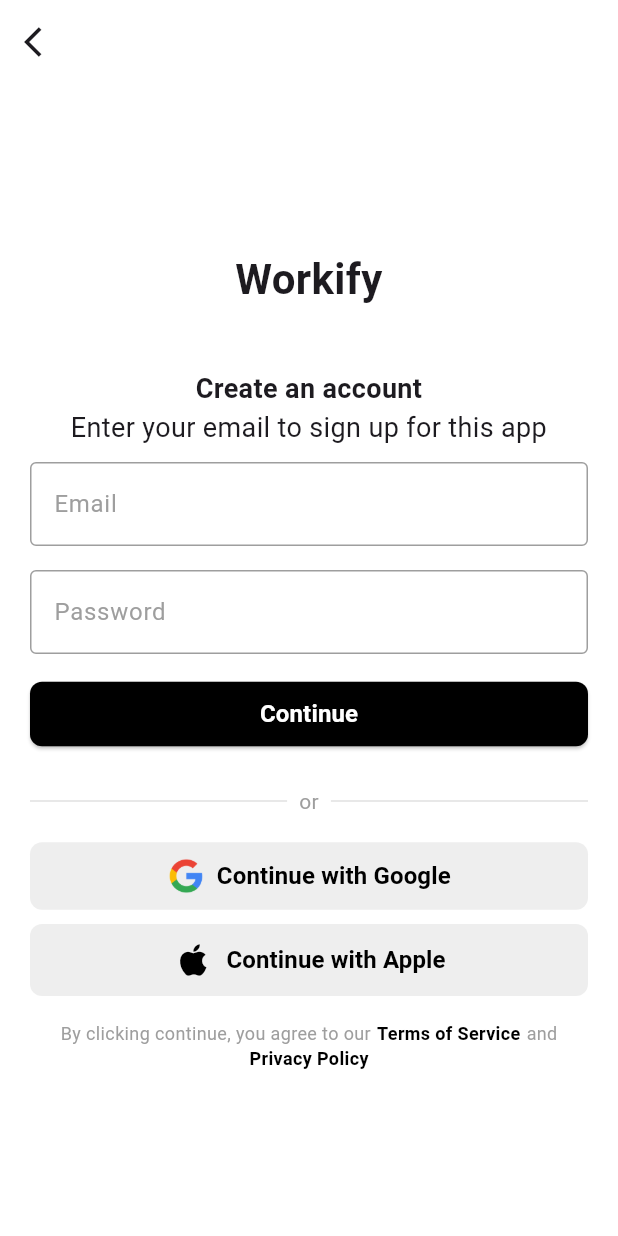
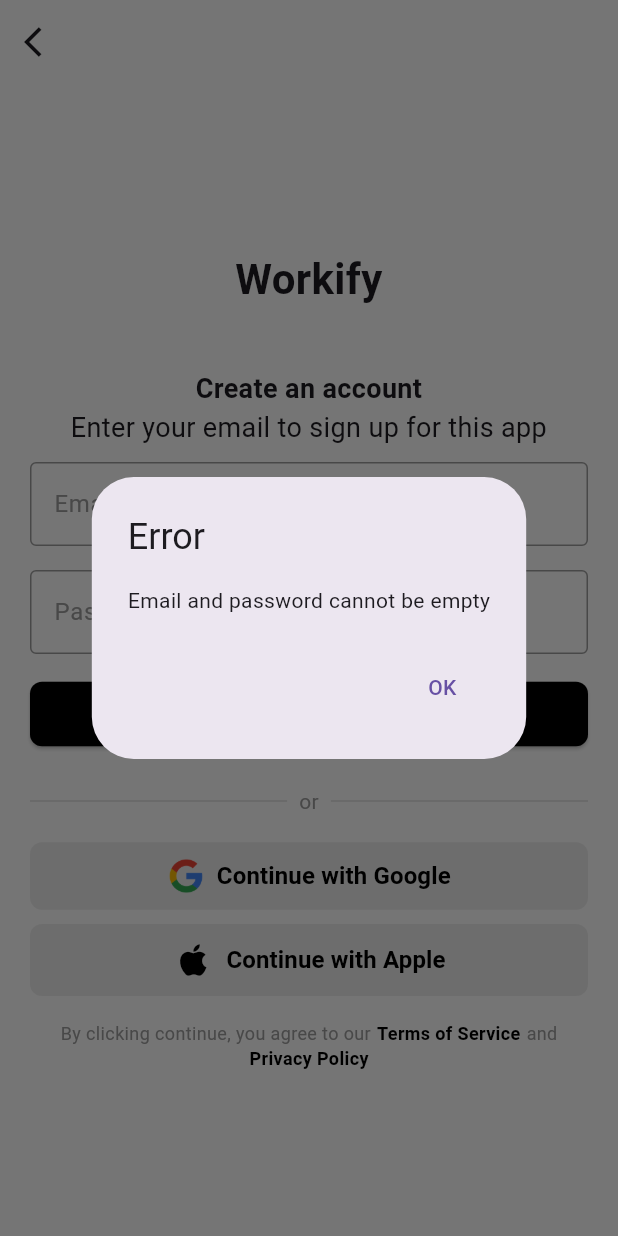
Before and after one commit to YangChiayin/Workify-Flutter-Mobile-Application, a Flutter app: the SignupPage screen opened by its route, after a tap on "Continue", on a phone screen of 412 x 824 dp. Run offline on Flutter 3.47's test engine with Material 3 defaults, Android fonts, the phone set to English and light mode, and no system bars.

Commit message:
add registration success message

```diff
--- a/lib/pages/config.dart
+++ b/lib/pages/config.dart
@@ -1,4 +1,4 @@
-const url = 'http://10.0.0.165:3000/';
+const url = 'http://10.0.0.92:3000/';
 //for the registration
 //the route is the url + the name of the route added in the backend
 const registration = "${url}registration";
--- a/lib/pages/signup.dart
+++ b/lib/pages/signup.dart
@@ -13,7 +13,7 @@
 //  bool _isNotValid = false;
 
   //create a function to snd the email and password to backkend
-  void registerUser() async{
+  void registerUser(BuildContext context) async {
     print("registerUser was called");
     if(emailController.text.isNotEmpty && passwordController.text.isNotEmpty){
       print("I got tothe loop");
@@ -23,6 +23,7 @@
           "password": passwordController.text
         };
 
+        try {
           // this make a call to the backend and will get the response from the backend
           var response = await http.post(
             Uri.parse(registration),
@@ -32,14 +33,67 @@
           );
           print("this is the line before the response");
           print(response);
-    }else{
-      // setState((){
-      //   _isNotValid = true;
-      // }),
+
+          // Handle the response from the server
+          // Modified response handling
+          if (response.statusCode == 200 || response.statusCode == 201) { // Added 201 status
+            // Show success message and navigate to login regardless of specific success message
+            showDialog(
+              context: context,
+              builder: (BuildContext context) {
+                return AlertDialog(
+                  title: const Text('Success'),
+                  content: const Text('Registration successful! Please login.'),
+                  actions: [
+                    TextButton(
+                      onPressed: () {
+                        Navigator.of(context).pop(); // Close dialog
+                        Navigator.pushReplacementNamed(context, '/login'); // Navigate to login
+                      },
+                      child: const Text('OK'),
+                    ),
+                  ],
+                );
+              },
+            );
+          } else {
+            // Show error for non-200/201 status codes
+            showErrorDialog(context, 'Error registering. Please try again later. Status: ${response.statusCode}');
+            print("Response body: ${response.body}"); // Debug print to see actual response
+          }
+        } catch (e) {
+          // Show error for any exceptions during the request
+          showErrorDialog(context, 'An error occurred. Please try again later. Error: $e');
+          print("Error: $e"); // Debug print for errors
+        }
+    } else {
+      // Show error for empty fields
+      showErrorDialog(context, 'Email and password cannot be empty');
       print("Email or password cannot be empty"); // Debug feedback
     }
+  }
 
+  // Function to show error dialog - similar to login page
+  void showErrorDialog(BuildContext context, String message) {
+    showDialog(
+      context: context,
+      builder: (BuildContext context) {
+        return AlertDialog(
+          title: const Text('Error'),
+          content: Text(message),
+          actions: [
+            TextButton(
+              onPressed: () {
+                Navigator.of(context).pop();
+              },
+              child: const Text('OK'),
+            ),
+          ],
+        );
+      },
+    );
   }
+
   @override
   Widget build(BuildContext context) {
     return Scaffold(
@@ -116,7 +170,7 @@
               onPressed: () {
                 // Handle login logic
                 print("I pressed the button");
-                registerUser();
+                registerUser(context); // Added context parameter
 
               },
               style: ElevatedButton.styleFrom(
```
Lines whose indentation alone changed are shown as unchanged.
